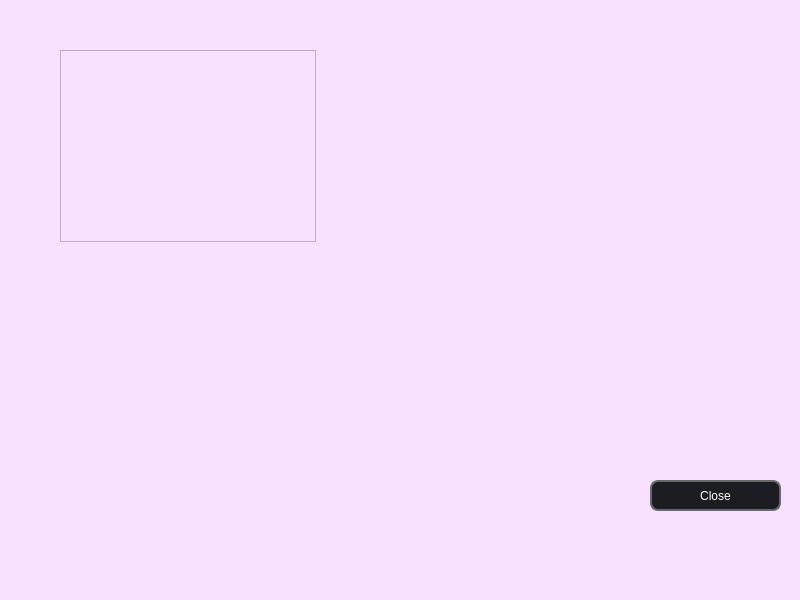
First picture: the form in UI/w_deck/deck.ui, repository Saigz/task_tracker_qt, before the edit.
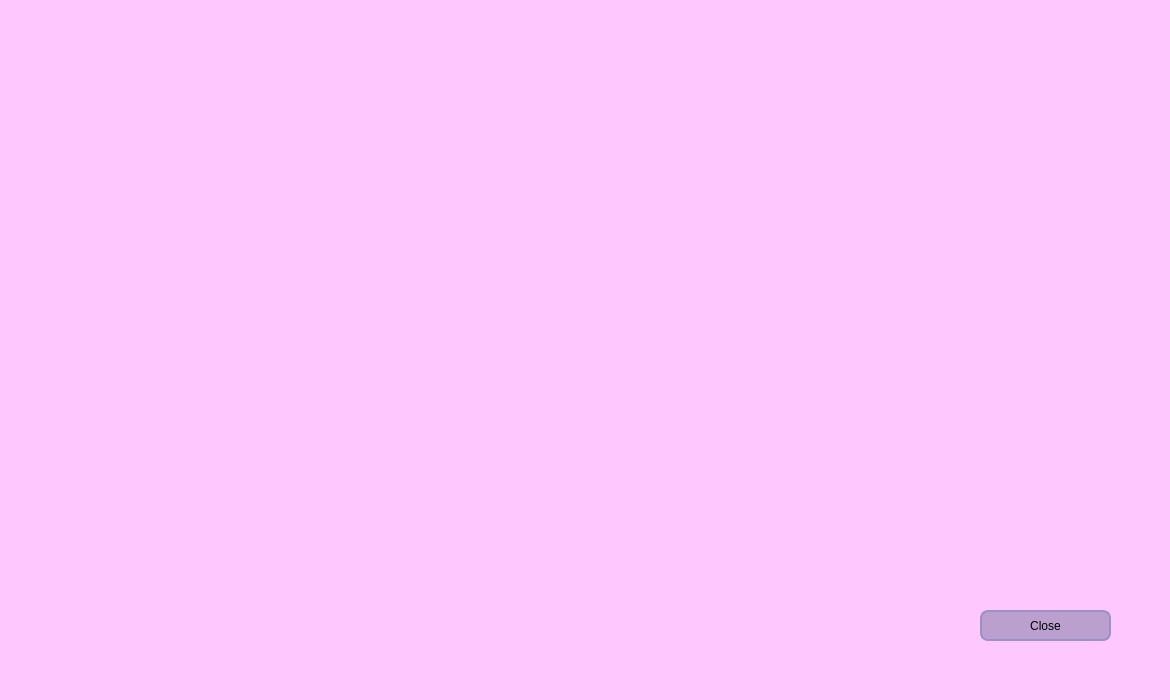
Second picture: the form after the edit.

What changed in the file:
```diff
--- a/UI/w_deck/deck.ui
+++ b/UI/w_deck/deck.ui
@@ -6,71 +6,56 @@
    <rect>
     <x>0</x>
     <y>0</y>
-    <width>800</width>
-    <height>600</height>
+    <width>1170</width>
+    <height>700</height>
    </rect>
   </property>
+  <property name="maximumSize">
+   <size>
+    <width>1170</width>
+    <height>700</height>
+   </size>
+  </property>
   <property name="windowTitle">
    <string>MainWindow</string>
   </property>
   <property name="styleSheet">
-   <string notr="true">background-color: rgb(248, 224, 255);</string>
+   <string notr="true">background-color: rgb(254, 200, 255);</string>
   </property>
   <widget class="QWidget" name="centralwidget">
-   <widget class="QTableWidget" name="tableWidget">
-    <property name="geometry">
-     <rect>
-      <x>60</x>
-      <y>50</y>
-      <width>256</width>
-      <height>192</height>
-     </rect>
-    </property>
-   </widget>
    <widget class="QPushButton" name="btn_close">
     <property name="geometry">
      <rect>
-      <x>650</x>
-      <y>480</y>
+      <x>980</x>
+      <y>610</y>
       <width>131</width>
       <height>31</height>
      </rect>
     </property>
     <property name="styleSheet">
      <string notr="true">QPushButton {
-	border: 2px solid rgb(104, 104, 104);
-	border-radius: 8px;
-	padding-left: auto;
+ border: 2px solid  rgb(155, 144, 200);
+ border-radius: 8px;
+ padding-left: auto;
     padding-right: auto;
-	color: rgb(255, 255, 255);
-	background-color: rgb(27, 29, 35);
-	font: 600 12pt &quot;Montserrat SemiBold&quot;;
+ color: rgb(0, 0, 0);
+ background-color: rgb(187, 159, 207);
+ font: 600 12pt &quot;Montserrat SemiBold&quot;;
 }
 QPushButton:hover {
 	border: 2px solid rgb(85, 170, 255);
 	background-color: rgb(43, 45, 56);
 }
 QPushButton:focus {
-	border: 2px solid rgb(48, 50, 62);
-}
-</string>
+ border: 2px solid rgb(109, 86, 154);
+
+}</string>
     </property>
     <property name="text">
      <string>Close</string>
     </property>
    </widget>
   </widget>
-  <widget class="QMenuBar" name="menubar">
-   <property name="geometry">
-    <rect>
-     <x>0</x>
-     <y>0</y>
-     <width>800</width>
-     <height>21</height>
-    </rect>
-   </property>
-  </widget>
-  <widget class="QStatusBar" name="statusbar"/>
  </widget>
  <resources/>
  <connections/>
```
Left out of the diff: 4 changed lines with no effect on the pictures.
